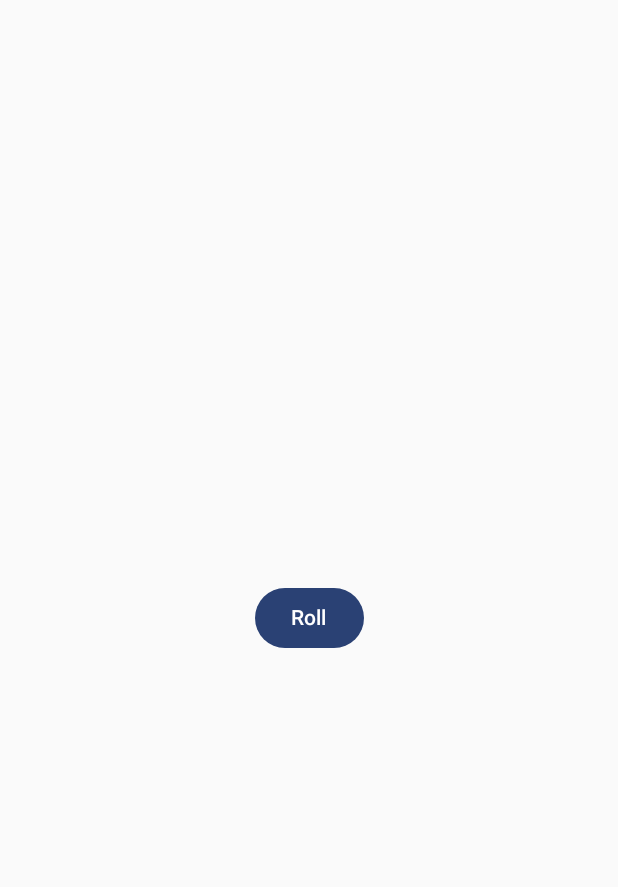
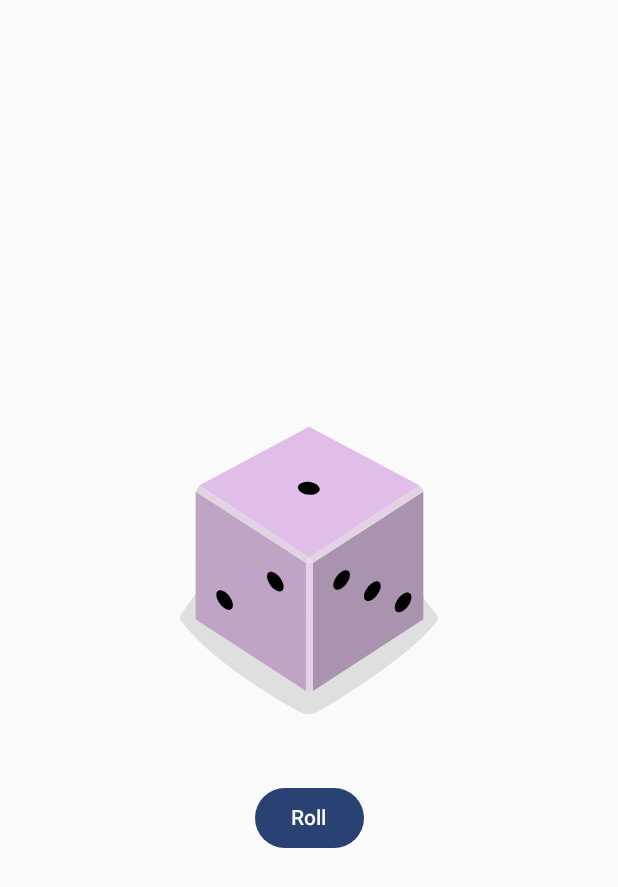
Before and after one commit to ehandresen/android-dice-roller, an Android app built with Jetpack Compose: the screen it shows after launch (MainActivity), on a phone screen of 412 x 824 dp. Shown: the top 887 px of the screen. Run offline under Robolectric (Android 15) with nearby library versions, the phone set to English and light mode, and no system bars.

Commit message:
Spacer(), use remember composable to store objects to memory, refresh UI with mutableStateOf() function

```diff
--- a/app/src/main/java/com/example/diceroller/MainActivity.kt
+++ b/app/src/main/java/com/example/diceroller/MainActivity.kt
@@ -5,18 +5,28 @@ import android.widget.Button
 import androidx.activity.ComponentActivity
 import androidx.activity.compose.setContent
 import androidx.activity.enableEdgeToEdge
+import androidx.compose.foundation.Image
 import androidx.compose.foundation.layout.Column
+import androidx.compose.foundation.layout.Spacer
 import androidx.compose.foundation.layout.fillMaxSize
+import androidx.compose.foundation.layout.height
 import androidx.compose.foundation.layout.padding
 import androidx.compose.foundation.layout.wrapContentSize
 import androidx.compose.material3.Button
 import androidx.compose.material3.Scaffold
 import androidx.compose.material3.Text
 import androidx.compose.runtime.Composable
+import androidx.compose.runtime.getValue
+import androidx.compose.runtime.mutableStateOf
+import androidx.compose.runtime.remember
+import androidx.compose.runtime.setValue
 import androidx.compose.ui.Alignment
 import androidx.compose.ui.Modifier
+import androidx.compose.ui.graphics.Color
+import androidx.compose.ui.res.painterResource
 import androidx.compose.ui.res.stringResource
 import androidx.compose.ui.tooling.preview.Preview
+import androidx.compose.ui.unit.dp
 import com.example.diceroller.ui.theme.DiceRollerTheme
 
 class MainActivity : ComponentActivity() {
@@ -42,13 +52,30 @@ fun DiceRollerApp() {
 
 @Composable
 fun DiceWithButtonAndImage(modifier: Modifier = Modifier) {
+    var result by remember { mutableStateOf(1) }
+    val imageResource = when (result) {
+        1 -> R.drawable.dice_1
+        2 -> R.drawable.dice_2
+        3 -> R.drawable.dice_3
+        4 -> R.drawable.dice_4
+        5 -> R.drawable.dice_5
+        else -> R.drawable.dice_6
+    }
+
     Column (
         // The modifier argument ensures that the composables in the Column() function adhere to the constraints called on the modifier instance.
         modifier = modifier,
         horizontalAlignment = Alignment.CenterHorizontally
     ) {
-        Button(onClick = { /*TODO*/ }) {
-            Text(stringResource(R.string.roll))
+        Image(
+            painter = painterResource(imageResource),
+            contentDescription = result.toString()
+        )
+        Spacer(modifier = Modifier.height(16.dp))
+        Button(onClick = { result = (1..6).random() }) {
+            Text(
+                text = stringResource(R.string.roll)
+            )
         }
     }
 }
--- /dev/null
+++ b/app/src/main/res/drawable/dice_1.xml
@@ -0,0 +1,66 @@
+<!--
+  ~ Copyright 2022, The Android Open Source Project
+  ~
+  ~ Licensed under the Apache License, Version 2.0 (the "License");
+  ~ you may not use this file except in compliance with the License.
+  ~ You may obtain a copy of the License at
+  ~
+  ~     http://www.apache.org/licenses/LICENSE-2.0
+  ~
+  ~ Unless required by applicable law or agreed to in writing, software
+  ~ distributed under the License is distributed on an "AS IS" BASIS,
+  ~ WITHOUT WARRANTIES OR CONDITIONS OF ANY KIND, either express or implied.
+  ~ See the License for the specific language governing permissions and
+  ~ limitations under the License.
+  -->
+
+<vector xmlns:android="http://schemas.android.com/apk/res/android"
+    android:width="200dp"
+    android:height="250dp"
+    android:viewportWidth="800"
+    android:viewportHeight="1000">
+    <path
+        android:fillAlpha="0.5"
+        android:fillColor="#C5C4C4"
+        android:pathData="M740.8,635.42c-68.27,90.47 -249.77,201.76 -316,240.63a50.7,50.7 0,0 1,-49.93 0.81c-64.19,-35 -234.09,-133.88 -315.65,-242a14.69,14.69 0,0 1,-0.12 -17.49c77.58,-106.29 159.67,-258.89 341.06,-258.89 182,0 242.19,139.08 340.27,258.88A14.62,14.62 0,0 1,740.8 635.42Z"
+        android:strokeAlpha="0.5" />
+    <path
+        android:fillColor="#AA93AE"
+        android:pathData="M704.9,630l-294.29,191.06l0,-340.85l294.29,-191.06l0,340.85z" />
+    <path
+        android:fillColor="#C0A4C5"
+        android:pathData="M97.59,630l294.29,191.06l0,-340.85l-294.29,-191.06l0,340.85z" />
+    <path
+        android:fillColor="#E1BEE7"
+        android:pathData="M400.14,464.73l-293.19,-191.45l293.19,-156.31l295.39,156.31l-295.39,191.45z" />
+    <path
+        android:fillColor="#E2D3E4"
+        android:pathData="M106.95,273.28l-9.36,15.87l294.29,191.06l8.26,-15.48l-293.19,-191.45z" />
+    <path
+        android:fillColor="#E2D3E4"
+        android:pathData="M695.53,273.28l9.37,15.87l-294.29,191.06l-10.47,-15.48l295.39,-191.45z" />
+    <path
+        android:fillColor="#E2D3E4"
+        android:pathData="M391.88,480.21h18.73v340.85h-18.73z" />
+    <path
+        android:fillColor="#E7DCE8"
+        android:pathData="M400.14,464.73l-8.26,15.48l18.73,0l-10.47,-15.48z" />
+    <path
+        android:fillColor="#000000"
+        android:pathData="M397.45,297.62a16.9,28.71 97.07,1 0,4.16 -33.54a16.9,28.71 97.07,1 0,-4.16 33.54z" />
+    <path
+        android:fillColor="#000000"
+        android:pathData="M297.17,539.02a30.12,16.11 53.82,1 0,26.01 -19.02a30.12,16.11 53.82,1 0,-26.01 19.02z" />
+    <path
+        android:fillColor="#000000"
+        android:pathData="M161.96,588.24a30.12,16.11 53.82,1 0,26.01 -19.02a30.12,16.11 53.82,1 0,-26.01 19.02z" />
+    <path
+        android:fillColor="#000000"
+        android:pathData="M551.15,579.45a30.12,16.11 126.18,1 0,35.56 -48.62a30.12,16.11 126.18,1 0,-35.56 48.62z" />
+    <path
+        android:fillColor="#000000"
+        android:pathData="M469.12,549.58a30.12,16.11 126.18,1 0,35.56 -48.62a30.12,16.11 126.18,1 0,-35.56 48.62z" />
+    <path
+        android:fillColor="#000000"
+        android:pathData="M633.17,609.29a30.12,16.11 126.18,1 0,35.56 -48.62a30.12,16.11 126.18,1 0,-35.56 48.62z" />
+</vector>
--- /dev/null
+++ b/app/src/main/res/drawable/dice_2.xml
@@ -0,0 +1,66 @@
+<!--
+  ~ Copyright 2022, The Android Open Source Project
+  ~
+  ~ Licensed under the Apache License, Version 2.0 (the "License");
+  ~ you may not use this file except in compliance with the License.
+  ~ You may obtain a copy of the License at
+  ~
+  ~     http://www.apache.org/licenses/LICENSE-2.0
+  ~
+  ~ Unless required by applicable law or agreed to in writing, software
+  ~ distributed under the License is distributed on an "AS IS" BASIS,
+  ~ WITHOUT WARRANTIES OR CONDITIONS OF ANY KIND, either express or implied.
+  ~ See the License for the specific language governing permissions and
+  ~ limitations under the License.
+  -->
+
+<vector xmlns:android="http://schemas.android.com/apk/res/android"
+    android:width="200dp"
+    android:height="250dp"
+    android:viewportWidth="800"
+    android:viewportHeight="1000">
+    <path
+        android:fillAlpha="0.5"
+        android:fillColor="#C5C4C4"
+        android:pathData="M740.8,635.42c-68.27,90.47 -249.77,201.76 -316,240.63a50.7,50.7 0,0 1,-49.93 0.81c-64.19,-35 -234.09,-133.88 -315.65,-242a14.69,14.69 0,0 1,-0.12 -17.49c77.58,-106.29 159.67,-258.89 341.06,-258.89 182,0 242.19,139.08 340.27,258.88A14.62,14.62 0,0 1,740.8 635.42Z"
+        android:strokeAlpha="0.5" />
+    <path
+        android:fillColor="#AA93AE"
+        android:pathData="M704.9,630l-294.29,191.06l0,-340.85l294.29,-191.06l0,340.85z" />
+    <path
+        android:fillColor="#C0A4C5"
+        android:pathData="M97.59,630l294.29,191.06l0,-340.85l-294.29,-191.06l0,340.85z" />
+    <path
+        android:fillColor="#E1BEE7"
+        android:pathData="M400.14,464.73l-293.19,-191.45l293.19,-156.31l295.39,156.31l-295.39,191.45z" />
+    <path
+        android:fillColor="#E2D3E4"
+        android:pathData="M106.95,273.28l-9.36,15.87l294.29,191.06l8.26,-15.48l-293.19,-191.45z" />
+    <path
+        android:fillColor="#E2D3E4"
+        android:pathData="M695.53,273.28l9.37,15.87l-294.29,191.06l-10.47,-15.48l295.39,-191.45z" />
+    <path
+        android:fillColor="#E2D3E4"
+        android:pathData="M391.88,480.21h18.73v340.85h-18.73z" />
+    <path
+        android:fillColor="#E7DCE8"
+        android:pathData="M400.14,464.73l-8.26,15.48l18.73,0l-10.47,-15.48z" />
+    <path
+        android:fillColor="#000000"
+        android:pathData="M520.85,303.25a16.9,28.71 97.07,1 0,4.16 -33.54a16.9,28.71 97.07,1 0,-4.16 33.54z" />
+    <path
+        android:fillColor="#000000"
+        android:pathData="M273.33,291.99a16.9,28.71 97.07,1 0,4.16 -33.54a16.9,28.71 97.07,1 0,-4.16 33.54z" />
+    <path
+        android:fillColor="#000000"
+        android:pathData="M229.56,563.64a30.12,16.11 53.82,1 0,26.01 -19.02a30.12,16.11 53.82,1 0,-26.01 19.02z" />
+    <path
+        android:fillColor="#000000"
+        android:pathData="M311.58,533.77a30.12,16.11 53.82,1 0,26.01 -19.02a30.12,16.11 53.82,1 0,-26.01 19.02z" />
+    <path
+        android:fillColor="#000000"
+        android:pathData="M147.54,593.49a30.12,16.11 53.82,1 0,26.01 -19.02a30.12,16.11 53.82,1 0,-26.01 19.02z" />
+    <path
+        android:fillColor="#000000"
+        android:pathData="M551.15,579.45a30.12,16.11 126.18,1 0,35.56 -48.62a30.12,16.11 126.18,1 0,-35.56 48.62z" />
+</vector>
--- /dev/null
+++ b/app/src/main/res/drawable/dice_3.xml
@@ -0,0 +1,66 @@
+<!--
+  ~ Copyright 2022, The Android Open Source Project
+  ~
+  ~ Licensed under the Apache License, Version 2.0 (the "License");
+  ~ you may not use this file except in compliance with the License.
+  ~ You may obtain a copy of the License at
+  ~
+  ~     http://www.apache.org/licenses/LICENSE-2.0
+  ~
+  ~ Unless required by applicable law or agreed to in writing, software
+  ~ distributed under the License is distributed on an "AS IS" BASIS,
+  ~ WITHOUT WARRANTIES OR CONDITIONS OF ANY KIND, either express or implied.
+  ~ See the License for the specific language governing permissions and
+  ~ limitations under the License.
+  -->
+
+<vector xmlns:android="http://schemas.android.com/apk/res/android"
+    android:width="200dp"
+    android:height="250dp"
+    android:viewportWidth="800"
+    android:viewportHeight="1000">
+    <path
+        android:fillAlpha="0.5"
+        android:fillColor="#C5C4C4"
+        android:pathData="M740.8,635.42c-68.27,90.47 -249.77,201.76 -316,240.63a50.7,50.7 0,0 1,-49.93 0.81c-64.19,-35 -234.09,-133.88 -315.65,-242a14.69,14.69 0,0 1,-0.12 -17.49c77.58,-106.29 159.67,-258.89 341.06,-258.89 182,0 242.19,139.08 340.27,258.88A14.62,14.62 0,0 1,740.8 635.42Z"
+        android:strokeAlpha="0.5" />
+    <path
+        android:fillColor="#AA93AE"
+        android:pathData="M704.9,630l-294.29,191.06l0,-340.85l294.29,-191.06l0,340.85z" />
+    <path
+        android:fillColor="#C0A4C5"
+        android:pathData="M97.59,630l294.29,191.06l0,-340.85l-294.29,-191.06l0,340.85z" />
+    <path
+        android:fillColor="#E1BEE7"
+        android:pathData="M400.14,464.73l-293.19,-191.45l293.19,-156.31l295.39,156.31l-295.39,191.45z" />
+    <path
+        android:fillColor="#E2D3E4"
+        android:pathData="M106.95,273.28l-9.36,15.87l294.29,191.06l8.26,-15.48l-293.19,-191.45z" />
+    <path
+        android:fillColor="#E2D3E4"
+        android:pathData="M695.53,273.28l9.37,15.87l-294.29,191.06l-10.47,-15.48l295.39,-191.45z" />
+    <path
+        android:fillColor="#E2D3E4"
+        android:pathData="M391.88,480.21h18.73v340.85h-18.73z" />
+    <path
+        android:fillColor="#E7DCE8"
+        android:pathData="M400.14,464.73l-8.26,15.48l18.73,0l-10.47,-15.48z" />
+    <path
+        android:fillColor="#000000"
+        android:pathData="M398.11,297.62a16.9,28.71 97.07,1 0,4.16 -33.54a16.9,28.71 97.07,1 0,-4.16 33.54z" />
+    <path
+        android:fillColor="#000000"
+        android:pathData="M548.27,304.46a16.9,28.71 97.07,1 0,4.16 -33.54a16.9,28.71 97.07,1 0,-4.16 33.54z" />
+    <path
+        android:fillColor="#000000"
+        android:pathData="M247.95,290.79a16.9,28.71 97.07,1 0,4.16 -33.54a16.9,28.71 97.07,1 0,-4.16 33.54z" />
+    <path
+        android:fillColor="#000000"
+        android:pathData="M229.56,563.64a30.12,16.11 53.82,1 0,26.01 -19.02a30.12,16.11 53.82,1 0,-26.01 19.02z" />
+    <path
+        android:fillColor="#000000"
+        android:pathData="M483.54,554.83a30.12,16.11 126.18,1 0,35.56 -48.62a30.12,16.11 126.18,1 0,-35.56 48.62z" />
+    <path
+        android:fillColor="#000000"
+        android:pathData="M618.75,604.04a30.12,16.11 126.18,1 0,35.56 -48.62a30.12,16.11 126.18,1 0,-35.56 48.62z" />
+</vector>
--- /dev/null
+++ b/app/src/main/res/drawable/dice_4.xml
@@ -0,0 +1,69 @@
+<!--
+  ~ Copyright 2022, The Android Open Source Project
+  ~
+  ~ Licensed under the Apache License, Version 2.0 (the "License");
+  ~ you may not use this file except in compliance with the License.
+  ~ You may obtain a copy of the License at
+  ~
+  ~     http://www.apache.org/licenses/LICENSE-2.0
+  ~
+  ~ Unless required by applicable law or agreed to in writing, software
+  ~ distributed under the License is distributed on an "AS IS" BASIS,
+  ~ WITHOUT WARRANTIES OR CONDITIONS OF ANY KIND, either express or implied.
+  ~ See the License for the specific language governing permissions and
+  ~ limitations under the License.
+  -->
+
+<vector xmlns:android="http://schemas.android.com/apk/res/android"
+    android:width="200dp"
+    android:height="250dp"
+    android:viewportWidth="800"
+    android:viewportHeight="1000">
+    <path
+        android:fillAlpha="0.5"
+        android:fillColor="#C5C4C4"
+        android:pathData="M740.8,635.42c-68.27,90.47 -249.77,201.76 -316,240.63a50.7,50.7 0,0 1,-49.93 0.81c-64.19,-35 -234.09,-133.88 -315.65,-242a14.69,14.69 0,0 1,-0.12 -17.49c77.58,-106.29 159.67,-258.89 341.06,-258.89 182,0 242.19,139.08 340.27,258.88A14.62,14.62 0,0 1,740.8 635.42Z"
+        android:strokeAlpha="0.5" />
+    <path
+        android:fillColor="#AA93AE"
+        android:pathData="M704.9,630l-294.29,191.06l0,-340.85l294.29,-191.06l0,340.85z" />
+    <path
+        android:fillColor="#C0A4C5"
+        android:pathData="M97.59,630l294.29,191.06l0,-340.85l-294.29,-191.06l0,340.85z" />
+    <path
+        android:fillColor="#E1BEE7"
+        android:pathData="M400.14,464.73l-293.19,-191.45l293.19,-156.31l295.39,156.31l-295.39,191.45z" />
+    <path
+        android:fillColor="#E2D3E4"
+        android:pathData="M106.95,273.28l-9.36,15.87l294.29,191.06l8.26,-15.48l-293.19,-191.45z" />
+    <path
+        android:fillColor="#E2D3E4"
+        android:pathData="M695.53,273.28l9.37,15.87l-294.29,191.06l-10.47,-15.48l295.39,-191.45z" />
+    <path
+        android:fillColor="#E2D3E4"
+        android:pathData="M391.88,480.21h18.73v340.85h-18.73z" />
+    <path
+        android:fillColor="#E7DCE8"
+        android:pathData="M400.14,464.73l-8.26,15.48l18.73,0l-10.47,-15.48z" />
+    <path
+        android:fillColor="#000000"
+        android:pathData="M530.08,303.65a16.9,28.71 97.07,1 0,4.16 -33.54a16.9,28.71 97.07,1 0,-4.16 33.54z" />
+    <path
+        android:fillColor="#000000"
+        android:pathData="M389.68,218.17a16.9,28.71 97.07,1 0,4.16 -33.54a16.9,28.71 97.07,1 0,-4.16 33.54z" />
+    <path
+        android:fillColor="#000000"
+        android:pathData="M405.35,377.09a16.9,28.71 97.07,1 0,4.16 -33.54a16.9,28.71 97.07,1 0,-4.16 33.54z" />
+    <path
+        android:fillColor="#000000"
+        android:pathData="M264.95,291.6a16.9,28.71 97.07,1 0,4.16 -33.54a16.9,28.71 97.07,1 0,-4.16 33.54z" />
+    <path
+        android:fillColor="#000000"
+        android:pathData="M297.17,541.59a30.12,16.11 53.82,1 0,26.01 -19.02a30.12,16.11 53.82,1 0,-26.01 19.02z" />
+    <path
+        android:fillColor="#000000"
+        android:pathData="M161.96,590.81a30.12,16.11 53.82,1 0,26.01 -19.02a30.12,16.11 53.82,1 0,-26.01 19.02z" />
+    <path
+        android:fillColor="#000000"
+        android:pathData="M551.15,579.45a30.12,16.11 126.18,1 0,35.56 -48.62a30.12,16.11 126.18,1 0,-35.56 48.62z" />
+</vector>
--- /dev/null
+++ b/app/src/main/res/drawable/dice_5.xml
@@ -0,0 +1,75 @@
+<!--
+  ~ Copyright 2022, The Android Open Source Project
+  ~
+  ~ Licensed under the Apache License, Version 2.0 (the "License");
+  ~ you may not use this file except in compliance with the License.
+  ~ You may obtain a copy of the License at
+  ~
+  ~     http://www.apache.org/licenses/LICENSE-2.0
+  ~
+  ~ Unless required by applicable law or agreed to in writing, software
+  ~ distributed under the License is distributed on an "AS IS" BASIS,
+  ~ WITHOUT WARRANTIES OR CONDITIONS OF ANY KIND, either express or implied.
+  ~ See the License for the specific language governing permissions and
+  ~ limitations under the License.
+  -->
+
+<vector xmlns:android="http://schemas.android.com/apk/res/android"
+    android:width="200dp"
+    android:height="250dp"
+    android:viewportWidth="800"
+    android:viewportHeight="1000">
+    <path
+        android:fillAlpha="0.5"
+        android:fillColor="#C5C4C4"
+        android:pathData="M740.8,635.42c-68.27,90.47 -249.77,201.76 -316,240.63a50.7,50.7 0,0 1,-49.93 0.81c-64.19,-35 -234.09,-133.88 -315.65,-242a14.69,14.69 0,0 1,-0.12 -17.49c77.58,-106.29 159.67,-258.89 341.06,-258.89 182,0 242.19,139.08 340.27,258.88A14.62,14.62 0,0 1,740.8 635.42Z"
+        android:strokeAlpha="0.5" />
+    <path
+        android:fillColor="#AA93AE"
+        android:pathData="M704.9,630l-294.29,191.06l0,-340.85l294.29,-191.06l0,340.85z" />
+    <path
+        android:fillColor="#C0A4C5"
+        android:pathData="M97.59,630l294.29,191.06l0,-340.85l-294.29,-191.06l0,340.85z" />
+    <path
+        android:fillColor="#E1BEE7"
+        android:pathData="M400.14,464.73l-293.19,-191.45l293.19,-156.31l295.39,156.31l-295.39,191.45z" />
+    <path
+        android:fillColor="#E2D3E4"
+        android:pathData="M106.95,273.28l-9.36,15.87l294.29,191.06l8.26,-15.48l-293.19,-191.45z" />
+    <path
+        android:fillColor="#E2D3E4"
+        android:pathData="M695.53,273.28l9.37,15.87l-294.29,191.06l-10.47,-15.48l295.39,-191.45z" />
+    <path
+        android:fillColor="#E2D3E4"
+        android:pathData="M391.88,480.21h18.73v340.85h-18.73z" />
+    <path
+        android:fillColor="#E7DCE8"
+        android:pathData="M400.14,464.73l-8.26,15.48l18.73,0l-10.47,-15.48z" />
+    <path
+        android:fillColor="#000000"
+        android:pathData="M397.05,297.63a16.9,28.71 97.07,1 0,4.16 -33.54a16.9,28.71 97.07,1 0,-4.16 33.54z" />
+    <path
+        android:fillColor="#000000"
+        android:pathData="M547.21,304.45a16.9,28.71 97.07,1 0,4.16 -33.54a16.9,28.71 97.07,1 0,-4.16 33.54z" />
+    <path
+        android:fillColor="#000000"
+        android:pathData="M388.17,207.62a16.9,28.71 97.07,1 0,4.16 -33.54a16.9,28.71 97.07,1 0,-4.16 33.54z" />
+    <path
+        android:fillColor="#000000"
+        android:pathData="M405.93,387.62a16.9,28.71 97.07,1 0,4.16 -33.54a16.9,28.71 97.07,1 0,-4.16 33.54z" />
+    <path
+        android:fillColor="#000000"
+        android:pathData="M246.89,290.79a16.9,28.71 97.07,1 0,4.16 -33.54a16.9,28.71 97.07,1 0,-4.16 33.54z" />
+    <path
+        android:fillColor="#000000"
+        android:pathData="M229.56,563.64a30.12,16.11 53.82,1 0,26.01 -19.02a30.12,16.11 53.82,1 0,-26.01 19.02z" />
+    <path
+        android:fillColor="#000000"
+        android:pathData="M551.15,579.45a30.12,16.11 126.18,1 0,35.56 -48.62a30.12,16.11 126.18,1 0,-35.56 48.62z" />
+    <path
+        android:fillColor="#000000"
+        android:pathData="M469.12,549.58a30.12,16.11 126.18,1 0,35.56 -48.62a30.12,16.11 126.18,1 0,-35.56 48.62z" />
+    <path
+        android:fillColor="#000000"
+        android:pathData="M633.17,609.29a30.12,16.11 126.18,1 0,35.56 -48.62a30.12,16.11 126.18,1 0,-35.56 48.62z" />
+</vector>
--- /dev/null
+++ b/app/src/main/res/drawable/dice_6.xml
@@ -0,0 +1,81 @@
+<!--
+  ~ Copyright 2022, The Android Open Source Project
+  ~
+  ~ Licensed under the Apache License, Version 2.0 (the "License");
+  ~ you may not use this file except in compliance with the License.
+  ~ You may obtain a copy of the License at
+  ~
+  ~     http://www.apache.org/licenses/LICENSE-2.0
+  ~
+  ~ Unless required by applicable law or agreed to in writing, software
+  ~ distributed under the License is distributed on an "AS IS" BASIS,
+  ~ WITHOUT WARRANTIES OR CONDITIONS OF ANY KIND, either express or implied.
+  ~ See the License for the specific language governing permissions and
+  ~ limitations under the License.
+  -->
+
+<vector xmlns:android="http://schemas.android.com/apk/res/android"
+    android:width="200dp"
+    android:height="250dp"
+    android:viewportWidth="800"
+    android:viewportHeight="1000">
+    <path
+        android:fillAlpha="0.5"
+        android:fillColor="#C5C4C4"
+        android:pathData="M740.8,635.42c-68.27,90.47 -249.77,201.76 -316,240.63a50.7,50.7 0,0 1,-49.93 0.81c-64.19,-35 -234.09,-133.88 -315.65,-242a14.69,14.69 0,0 1,-0.12 -17.49c77.58,-106.29 159.67,-258.89 341.06,-258.89 182,0 242.19,139.08 340.27,258.88A14.62,14.62 0,0 1,740.8 635.42Z"
+        android:strokeAlpha="0.5" />
+    <path
+        android:fillColor="#AA93AE"
+        android:pathData="M704.9,630l-294.29,191.06l0,-340.85l294.29,-191.06l0,340.85z" />
+    <path
+        android:fillColor="#C0A4C5"
+        android:pathData="M97.59,630l294.29,191.06l0,-340.85l-294.29,-191.06l0,340.85z" />
+    <path
+        android:fillColor="#E1BEE7"
+        android:pathData="M400.14,464.73l-293.19,-191.45l293.19,-156.31l295.39,156.31l-295.39,191.45z" />
+    <path
+        android:fillColor="#E2D3E4"
+        android:pathData="M106.95,273.28l-9.36,15.87l294.29,191.06l8.26,-15.48l-293.19,-191.45z" />
+    <path
+        android:fillColor="#E2D3E4"
+        android:pathData="M695.53,273.28l9.37,15.87l-294.29,191.06l-10.47,-15.48l295.39,-191.45z" />
+    <path
+        android:fillColor="#E2D3E4"
+        android:pathData="M391.88,480.21h18.73v340.85h-18.73z" />
+    <path
+        android:fillColor="#E7DCE8"
+        android:pathData="M400.14,464.73l-8.26,15.48l18.73,0l-10.47,-15.48z" />
+    <path
+        android:fillColor="#000000"
+        android:pathData="M326.53,254.89a16.9,28.71 97.07,1 0,4.16 -33.54a16.9,28.71 97.07,1 0,-4.16 33.54z" />
+    <path
+        android:fillColor="#000000"
+        android:pathData="M537.57,298.78a16.9,28.71 97.07,1 0,4.16 -33.54a16.9,28.71 97.07,1 0,-4.16 33.54z" />
+    <path
+        android:fillColor="#000000"
+        android:pathData="M397.17,213.3a16.9,28.71 97.07,1 0,4.16 -33.54a16.9,28.71 97.07,1 0,-4.16 33.54z" />
+    <path
+        android:fillColor="#000000"
+        android:pathData="M396.31,381.95a16.9,28.71 97.07,1 0,4.16 -33.54a16.9,28.71 97.07,1 0,-4.16 33.54z" />
+    <path
+        android:fillColor="#000000"
+        android:pathData="M255.91,296.47a16.9,28.71 97.07,1 0,4.16 -33.54a16.9,28.71 97.07,1 0,-4.16 33.54z" />
+    <path
+        android:fillColor="#000000"
+        android:pathData="M466.93,340.37a16.9,28.71 97.07,1 0,4.16 -33.54a16.9,28.71 97.07,1 0,-4.16 33.54z" />
+    <path
+        android:fillColor="#000000"
+        android:pathData="M230,563.64a30.12,16.11 53.82,1 0,26.01 -19.02a30.12,16.11 53.82,1 0,-26.01 19.02z" />
+    <path
+        android:fillColor="#000000"
+        android:pathData="M312.02,533.78a30.12,16.11 53.82,1 0,26.01 -19.02a30.12,16.11 53.82,1 0,-26.01 19.02z" />
+    <path
+        android:fillColor="#000000"
+        android:pathData="M147.96,593.48a30.12,16.11 53.82,1 0,26.01 -19.02a30.12,16.11 53.82,1 0,-26.01 19.02z" />
+    <path
+        android:fillColor="#000000"
+        android:pathData="M483.54,554.83a30.12,16.11 126.18,1 0,35.56 -48.62a30.12,16.11 126.18,1 0,-35.56 48.62z" />
+    <path
+        android:fillColor="#000000"
+        android:pathData="M618.75,604.04a30.12,16.11 126.18,1 0,35.56 -48.62a30.12,16.11 126.18,1 0,-35.56 48.62z" />
+</vector>
```
